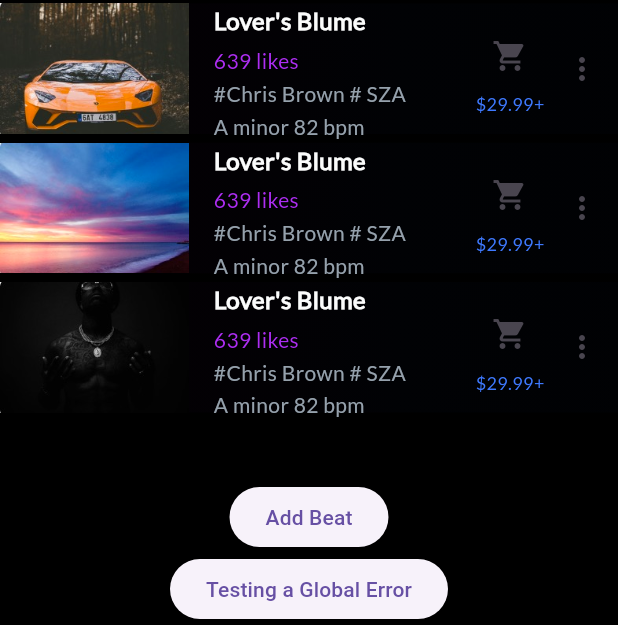
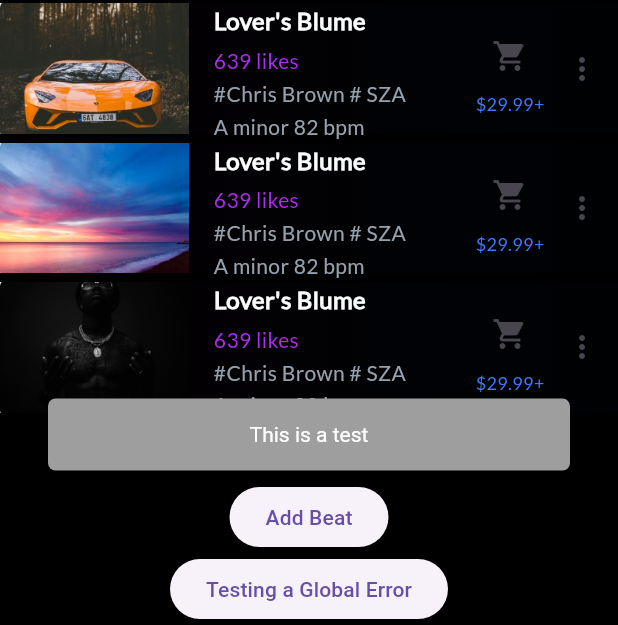
Before and after one commit to hjinlucas/aayats_evaluation, a Flutter app: the screen it shows after launch, scrolled down 451 dp, after a tap on "Add Beat", on a phone screen of 412 x 824 dp, the part 611-1236 px from its top. Run offline on Flutter 3.47's test engine with Material 3 defaults, Android fonts, the phone set to English and light mode, and no system bars; our stand-ins replace flutter_screenutil.

Commit message:
Toast widget included

```diff
--- a/lib/view/beats/beats.dart
+++ b/lib/view/beats/beats.dart
@@ -1,5 +1,6 @@
 import 'package:aayats_evaluation/common/text_widgets.dart';
 import 'package:aayats_evaluation/services/data/data_test.dart';
+import 'package:aayats_evaluation/view/widgets/toast/toast.dart';
 import 'package:flutter/foundation.dart';
 import 'package:flutter/material.dart';
 import 'package:flutter_screenutil/flutter_screenutil.dart';
@@ -38,7 +39,9 @@ class Beats extends StatelessWidget {
             height: 15,
           ),
           ElevatedButton(
-            onPressed: () {},
+            onPressed: () {
+              context.showToast('This is a test', style: const TextStyle());
+            },
             child: const Text('Add Beat'),
           ),
           ElevatedButton(
--- /dev/null
+++ b/lib/view/widgets/toast/const.dart
@@ -0,0 +1,17 @@
+class ToastConst {
+  /// Toast base dimensions
+  static const double small = 4.0;
+  static const double base = 8.0;
+  static const double large = 16.0;
+  static const double xlarge = 24.0;
+
+  /// Default param time
+  static const int toastSeconds = 3;
+  static const int toastMilliseconds = 250;
+
+  /// Default Params sizes
+  static const double toastSize = 300.0;
+  static const double toastBorderRadius = 5.0;
+  static const double toastPaddingTop = 100;
+  static const int toastMaxlines = 3;
+}
--- /dev/null
+++ b/lib/view/widgets/toast/params.dart
@@ -0,0 +1,25 @@
+import 'package:flutter/material.dart';
+
+class ToastParams {
+  ToastParams({
+    required this.textStyle,
+    this.duration,
+    this.transition,
+    this.backgroundColor,
+    this.borderRadius,
+    this.alignment,
+    this.icon,
+    this.toastSize,
+    this.maxLines,
+  });
+
+  final TextStyle textStyle;
+  final Duration? duration;
+  final Duration? transition;
+  final Color? backgroundColor;
+  final BorderRadius? borderRadius;
+  final AlignmentGeometry? alignment;
+  final IconData? icon;
+  final double? toastSize;
+  final int? maxLines;
+}
--- /dev/null
+++ b/lib/view/widgets/toast/toast.dart
@@ -0,0 +1,61 @@
+import 'package:aayats_evaluation/view/widgets/toast/params.dart';
+import 'package:aayats_evaluation/view/widgets/toast/toast_widget.dart';
+import 'package:flutter/material.dart';
+import 'package:aayats_evaluation/view/widgets/toast/const.dart';
+
+/// ToastContext
+extension ToastContext on BuildContext {
+  void showToast(
+    String message, {
+    required TextStyle style,
+    Duration duration = const Duration(
+      seconds: ToastConst.toastSeconds,
+    ),
+    Duration? transition = const Duration(
+      milliseconds: ToastConst.toastMilliseconds,
+    ),
+    Color? backgroundColor = Colors.grey,
+    BorderRadius? borderRadius = const BorderRadius.all(
+      Radius.circular(
+        ToastConst.toastBorderRadius,
+      ),
+    ),
+    AlignmentGeometry alignment = Alignment.bottomCenter,
+    IconData? icon,
+    double? toastSize = ToastConst.toastSize,
+    double paddingTop = ToastConst.toastPaddingTop,
+    int? maxLines = ToastConst.toastMaxlines,
+  }) {
+    // Getting the Overlay State
+    final overlayState = Overlay.of(this);
+
+    // Create an Overlay Entry using the custom widget
+    final toast = OverlayEntry(
+      builder: (context) => Padding(
+        padding: EdgeInsets.only(
+          top: paddingTop,
+        ),
+        child: ToastWidget(
+          message: message,
+          params: ToastParams(
+            textStyle: style,
+            duration: duration,
+            transition: transition,
+            backgroundColor: backgroundColor,
+            borderRadius: borderRadius,
+            alignment: alignment,
+            icon: icon,
+            toastSize: toastSize,
+            maxLines: maxLines,
+          ),
+        ),
+      ),
+    );
+
+    // Showing the toast on the screen
+    overlayState!.insert(toast);
+
+    // After xx seconds (duration) this widget needs to be removed
+    Future.delayed(duration, toast.remove);
+  }
+}
--- /dev/null
+++ b/lib/view/widgets/toast/toast_widget.dart
@@ -0,0 +1,98 @@
+import 'package:aayats_evaluation/view/widgets/toast/const.dart';
+import 'package:aayats_evaluation/view/widgets/toast/params.dart';
+import 'package:flutter/material.dart';
+
+class ToastWidget extends StatefulWidget {
+  const ToastWidget({
+    Key? key,
+    required this.message,
+    required this.params,
+  }) : super(key: key);
+
+  final String message;
+  final ToastParams params;
+
+  @override
+  State<ToastWidget> createState() => _ToastWidgetState();
+}
+
+class _ToastWidgetState extends State<ToastWidget>
+    with SingleTickerProviderStateMixin {
+  late final AnimationController opacity;
+
+  @override
+  void initState() {
+    super.initState();
+
+    final params = widget.params;
+
+    opacity = AnimationController(
+      vsync: this,
+      duration: params.transition,
+    )..forward();
+
+    final startFadeOutAt = params.duration! - params.transition!;
+    Future.delayed(startFadeOutAt, opacity.reverse);
+  }
+
+  @override
+  void dispose() {
+    opacity.dispose();
+    super.dispose();
+  }
+
+  @override
+  Widget build(BuildContext context) {
+    final params = widget.params;
+
+    return FadeTransition(
+      opacity: opacity,
+      child: Align(
+        alignment: params.alignment!,
+        child: Container(
+          decoration: BoxDecoration(
+            color: params.backgroundColor,
+            borderRadius: params.borderRadius,
+          ),
+          margin: EdgeInsets.only(
+            left: ToastConst.large,
+            right: ToastConst.large,
+            bottom: MediaQuery.of(context).size.height * .125,
+          ),
+          padding: const EdgeInsets.symmetric(
+            horizontal: ToastConst.xlarge,
+            vertical: ToastConst.large,
+          ),
+          child: SizedBox(
+            width: params.toastSize,
+            child: Row(
+              mainAxisAlignment: MainAxisAlignment.center,
+              children: [
+                if (params.icon != null)
+                  Icon(
+                    params.icon,
+                    color: Colors.white,
+                  ),
+                if (params.icon != null)
+                  const SizedBox(
+                    width: ToastConst.base,
+                  ),
+                Flexible(
+                  child: DefaultTextStyle(
+                    style: params.textStyle,
+                    child: Text(
+                      widget.message,
+                      overflow: TextOverflow.ellipsis,
+                      maxLines: params.maxLines,
+                      textAlign: TextAlign.center,
+                    ),
+                  ),
+                ),
+              ],
+            ),
+          ),
+        ),
+      ),
+    );
+  }
+}
```
